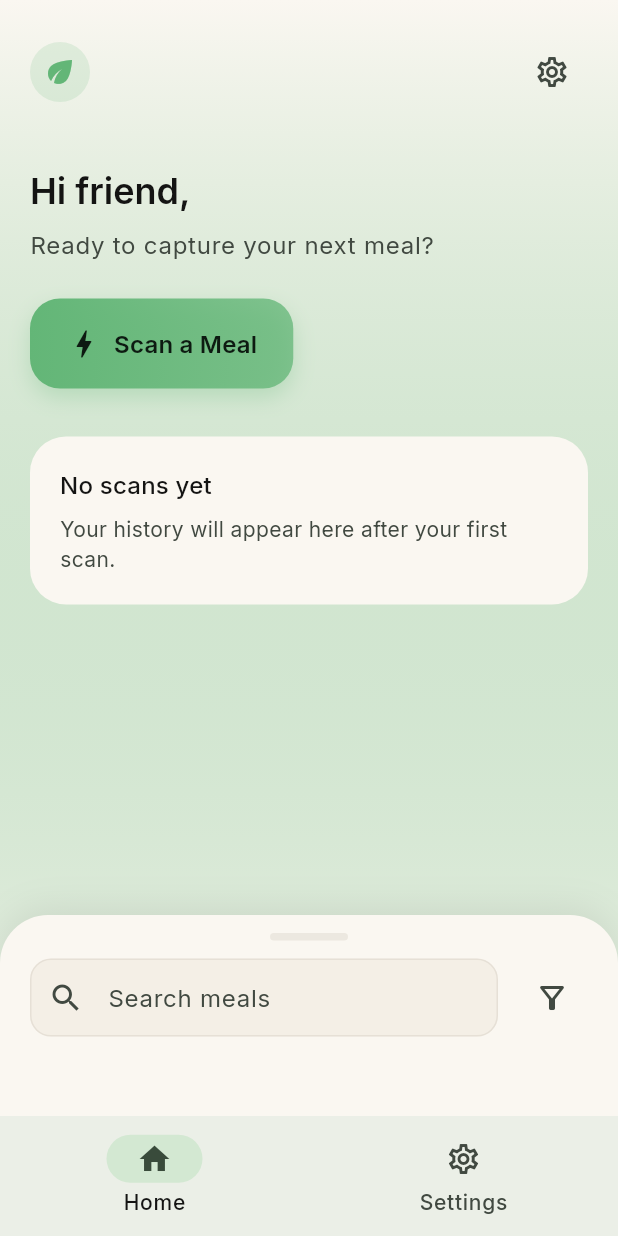
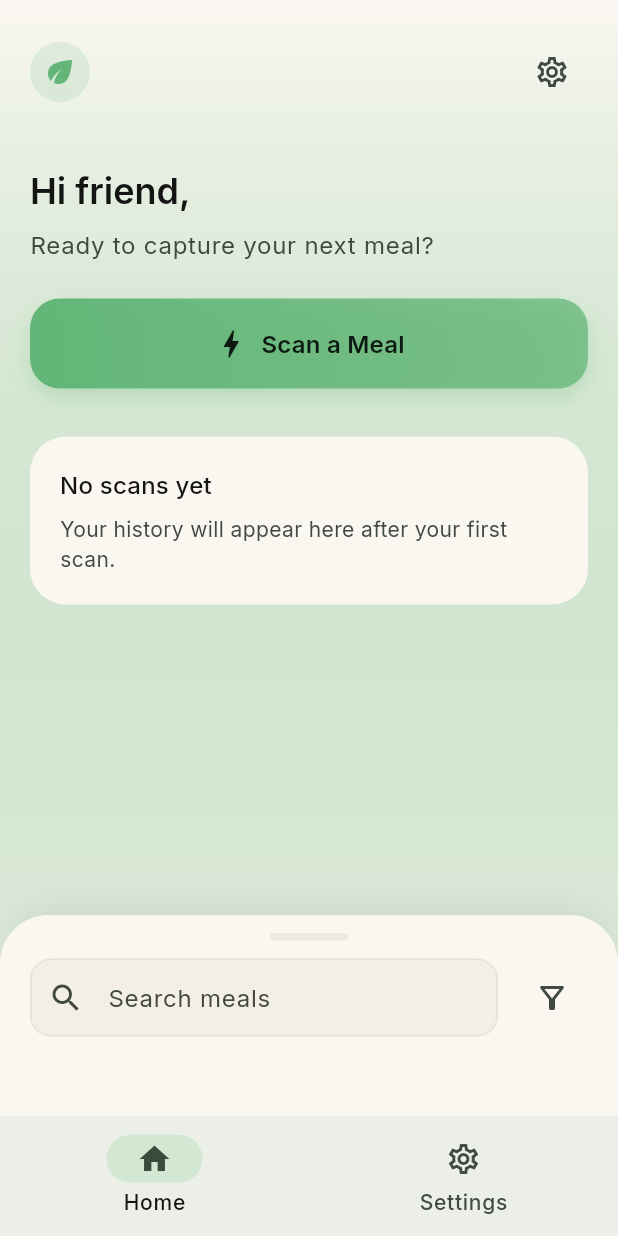
Before and after one commit to Saad-Rahman-Organization/SEG4105-Project, a Flutter app: the HomeScreen screen opened by its route, on a phone screen of 412 x 824 dp. Run offline on Flutter 3.47's test engine with Material 3 defaults, Android fonts, the phone set to English and light mode, and no system bars; our stand-ins replace cached_network_image, camera, connectivity_plus, fl_chart, flutter_animate, flutter_hooks and 10 more; accounts and stored records are empty.

Commit message:
Consistent button increase

```diff
--- a/lib/features/home/presentation/home_screen.dart
+++ b/lib/features/home/presentation/home_screen.dart
@@ -93,16 +93,21 @@ class HomeScreen extends HookConsumerWidget {
                           ),
                         ),
                         const SizedBox(height: 24),
-                        TweenAnimationBuilder<double>(
+                        Center(
+                          child: TweenAnimationBuilder<double>(
                             tween: Tween(begin: 1, end: ctaPressed.value ? 0.95 : 1),
                             duration: const Duration(milliseconds: 200),
                             builder: (context, value, child) {
                               return Transform.scale(scale: value, child: child);
                             },
+                            child: ConstrainedBox(
+                              constraints: const BoxConstraints(maxWidth: 520, minWidth: 480),
                               child: NutriGradientButton(
                                 label: 'Scan a Meal',
                                 icon: Icons.bolt,
                                 onPressed: handleScan,
+                              ),
+                            ),
                           ),
                         ),
                         const SizedBox(height: 32),
```
Lines whose indentation alone changed are shown as unchanged.
